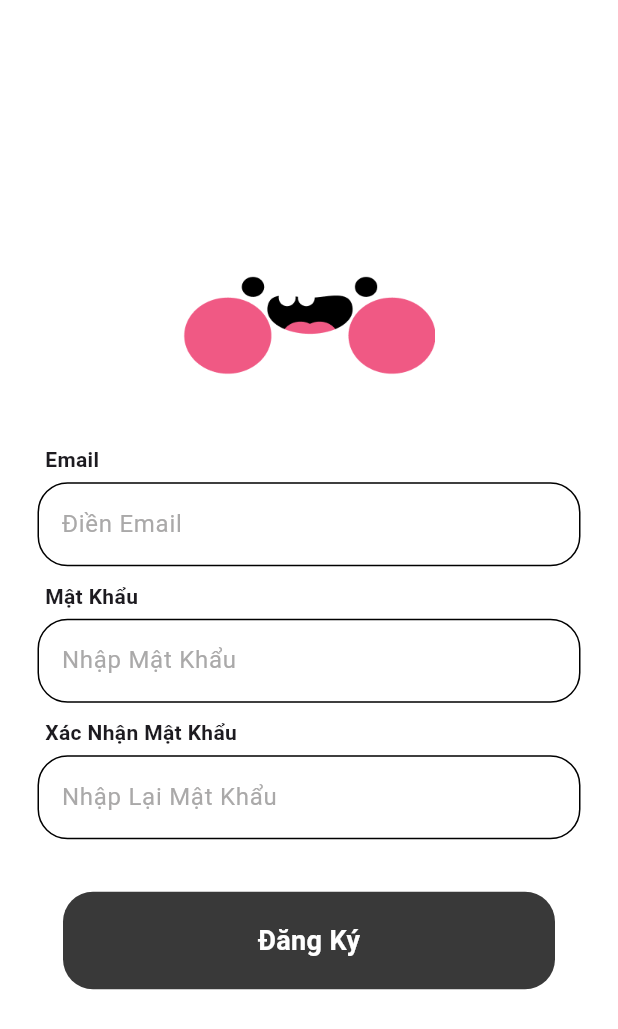
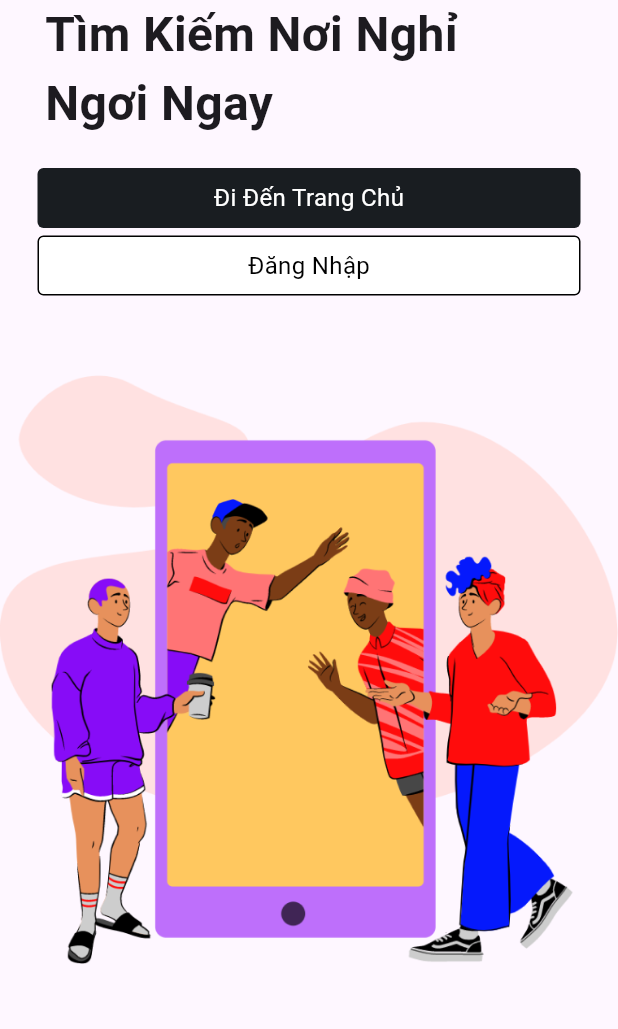
Before and after one commit to kalekhoa/hotel_des, a Flutter app: the screen it shows after launch, on a phone screen of 412 x 824 dp. Shown: the top 1029 px of the screen. Run offline on Flutter 3.47's test engine with Material 3 defaults, Android fonts, the phone set to English and light mode, and no system bars; our stand-ins replace easy_splash_screen, google_fonts.

Commit message:
initial commit

```diff
--- /dev/null
+++ b/lib/components/gotodashboad_button.dart
@@ -0,0 +1,34 @@
+import 'package:flutter/material.dart';
+
+class GotodashboadButton extends StatelessWidget {
+  final Function()? onTap;
+
+  const GotodashboadButton({super.key, required this.onTap});
+
+  @override
+  Widget build(BuildContext context) {
+    return GestureDetector(
+      onTap: onTap,
+      child: Container(
+        height: 40,
+        width: 369,
+        padding: const EdgeInsets.all(20),
+        margin: const EdgeInsets.symmetric(horizontal: 25),
+        decoration: BoxDecoration(
+          color: const Color.fromRGBO(25, 29, 33, 1),
+          borderRadius: BorderRadius.circular(4),
+        ),
+        child: const Center(
+          child: Text(
+            "Đi Đến Trang Chủ",
+            style: TextStyle(
+              color: Colors.white,
+              fontWeight: FontWeight.bold,
+              fontSize: 16,
+            ),
+          ),
+        ),
+      ),
+    );
+  }
+}
--- a/lib/main.dart
+++ b/lib/main.dart
@@ -4,6 +4,7 @@ import 'package:hotel_des/pages/login_page.dart';
 import 'package:hotel_des/pages/onboarding_1.dart';
 import 'package:hotel_des/pages/onboarding_2.dart';
 import 'package:hotel_des/pages/onboarding_3.dart';
+import 'package:hotel_des/pages/onboarding_4.dart';
 import 'package:hotel_des/pages/register_page.dart';
 void main() {
   runApp(const MyApp());
@@ -16,7 +17,7 @@ class MyApp extends StatelessWidget {
   Widget build(BuildContext context) {
     return MaterialApp(
       debugShowCheckedModeBanner: false,
-    home: RegisterPage(),
+    home: Onboarding4Widget(),
     // home: EasySplashScreen(logo: Image.asset('acess/logo.png'),
     // logoWidth: 150,
     // showLoader: false,
--- /dev/null
+++ b/lib/pages/onboarding_4.dart
@@ -0,0 +1,128 @@
+import 'package:flutter/material.dart';
+import 'package:google_fonts/google_fonts.dart';
+import 'package:hotel_des/components/gotodashboad_button.dart';
+
+class Onboarding4Widget extends StatefulWidget {
+  const Onboarding4Widget({super.key});
+// go to dash in method
+  void gotodashboad(){
+
+  }
+
+  @override
+  State<Onboarding4Widget> createState() => _Onboarding4WidgetState();
+}
+
+class _Onboarding4WidgetState extends State<Onboarding4Widget> {
+  late FocusNode _unfocusNode;
+
+  final scaffoldKey = GlobalKey<ScaffoldState>();
+
+  @override
+  void initState() {
+    super.initState();
+    _unfocusNode = FocusNode();
+  }
+
+  @override
+  void dispose() {
+    _unfocusNode.dispose();
+    super.dispose();
+  }
+
+  @override
+  Widget build(BuildContext context) {
+    return GestureDetector(
+      onTap: () => _unfocusNode.canRequestFocus
+          ? FocusScope.of(context).requestFocus(_unfocusNode)
+          : FocusScope.of(context).unfocus(),
+      child: Scaffold(
+        key: scaffoldKey,
+        backgroundColor: Theme.of(context).scaffoldBackgroundColor,
+        body: SafeArea(
+          top: true,
+          child: Column(
+            mainAxisSize: MainAxisSize.max,
+            children: [
+
+ Padding(
+  padding: const EdgeInsets.symmetric(horizontal: 30.0),
+  child: Row(
+    mainAxisAlignment: MainAxisAlignment.start,
+    children: const [
+      Flexible(
+        flex: 1, // Set a flex factor to control how much space the Text widget takes
+        child: Text(
+          'Tìm Kiếm Nơi Nghỉ Ngơi Ngay',
+          style: TextStyle(fontWeight: FontWeight.bold, fontSize: 32),
+        ),
+      ),
+    ],
+  ),
+),
+
+           const SizedBox(height: 20,),
+            Container(
+        height: 40,
+        width: 369,
+        padding: const EdgeInsets.all(5),
+        margin: const EdgeInsets.symmetric(horizontal: 25),
+        decoration: BoxDecoration(
+          color: const Color.fromRGBO(25, 29, 33, 1),
+          borderRadius: BorderRadius.circular(4),
+        ),
+        child: const Center(
+          child: Text(
+            "Đi Đến Trang Chủ",
+            style: TextStyle(
+              color: Color.fromARGB(255, 255, 255, 255),
+
+              fontSize: 16,
+            ),
+          ),
+        ),
+      ),
+            const SizedBox(height: 5,),
+            Container(
+  height: 40,
+  width: 369,
+  padding: const EdgeInsets.all(5),
+  margin: const EdgeInsets.symmetric(horizontal: 25),
+  decoration: BoxDecoration(
+    color: Color.fromARGB(255, 255, 255, 255),
+    borderRadius: BorderRadius.circular(4),
+    border: Border.all(
+      color: Color.fromARGB(255, 0, 0, 0), // Black border color
+      width: 1.0, // Adjust border width as desired
+    ),
+  ),
+  child: const Center(
+    child: Text(
+      "Đăng Nhập",
+      style: TextStyle(
+        color: Color.fromARGB(255, 0, 0, 0), // Black text color
+        fontSize: 16,
+      ),
+    ),
+  ),
+),
+            const SizedBox(height: 50,),
+              ClipRRect(
+                borderRadius: BorderRadius.circular(8),
+                child: Image.asset(
+                  'acess/5.png',
+                  width: 444,
+                  height: 400,
+                  fit: BoxFit.cover,
+                ),
+              ),
+
+
+
+            ],
+          ),
+        ),
+      ),
+    );
+  }
+}
```
Also changed, not shown: acess/5.png (added).
